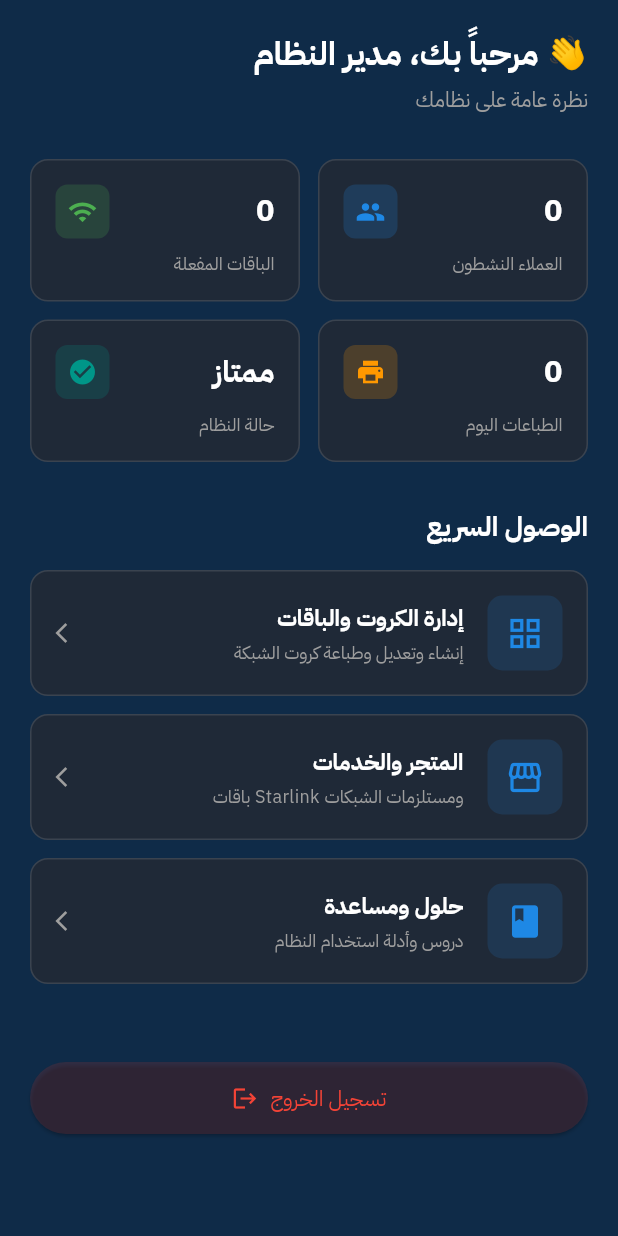
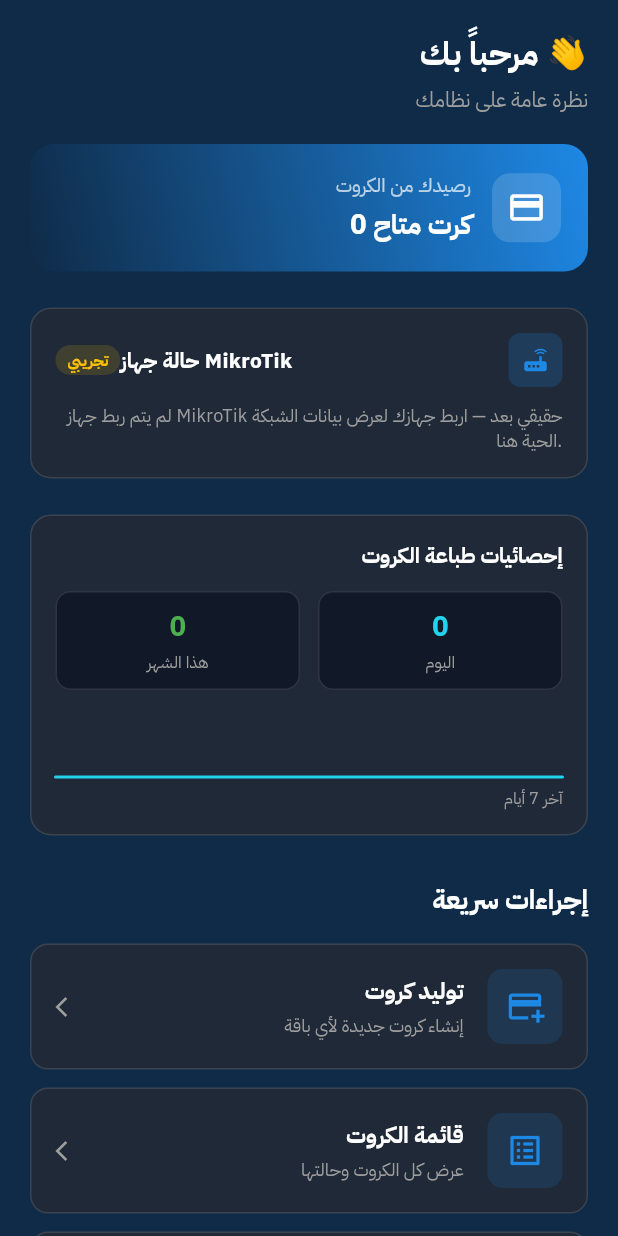
Before and after one commit to sdamabwsyl3-eng/abayzidlnkmnger, a Flutter app: the HomeContent widget shown alone on an empty page, opened directly, on a phone screen of 412 x 824 dp. Run offline on Flutter 3.47's test engine with Material 3 defaults, Android fonts, the phone set to English and light mode, and no system bars; our stand-ins replace shared_preferences, supabase_flutter; accounts and stored records are empty; network calls fail.

Commit message:
Redesign home screen with real stats, add cards list and monitoring screens
- Home: real greeting from profile, cards-balance chip, demo-labeled
  MikroTik status card, real card-printing stats with a 7-day sparkline
- New cards list screen showing all cards with status filters
- New monitoring screen for subscribers, clearly labeled as demo data
  since no real MikroTik integration exists yet (thermal-printer/QR
  receipt screen intentionally excluded per request)

Co-Authored-By: Claude Sonnet 5 <noreply@anthropic.com>
Claude-Session: https://claude.ai/code/session_01VbcbD14WSHuRrkwcTN6vFy

```diff
--- a/lib/models/card_model.dart
+++ b/lib/models/card_model.dart
@@ -4,6 +4,7 @@ class CardModel {
   final String code;
   final String status; // unused | sold | used
   final DateTime createdAt;
+  final String? packageName;
 
   CardModel({
     required this.id,
@@ -11,15 +12,18 @@ class CardModel {
     required this.code,
     required this.status,
     required this.createdAt,
+    this.packageName,
   });
 
   factory CardModel.fromJson(Map<String, dynamic> j) {
+    final package = j['package'] as Map<String, dynamic>?;
     return CardModel(
       id: j['id'] as String,
       packageId: j['package_id'] as String,
       code: j['code'] as String,
       status: j['status'] as String? ?? 'unused',
       createdAt: DateTime.parse(j['created_at'] as String).toLocal(),
+      packageName: package?['name'] as String?,
     );
   }
 }
--- a/lib/pages/home_page.dart
+++ b/lib/pages/home_page.dart
@@ -1,9 +1,13 @@
 import 'package:flutter/material.dart';
 import 'package:supabase_flutter/supabase_flutter.dart';
+import '../models/operator_profile_model.dart';
 import '../services/supabase_data_service.dart';
 import '../widgets/common_header.dart';
 import '../widgets/bottom_nav_bar.dart';
+import '../widgets/sparkline.dart';
 import 'cards_page.dart';
+import 'cards_list_page.dart';
+import 'monitoring_page.dart';
 import 'store_page.dart';
 import 'solutions_page.dart';
 import 'account_page.dart';
@@ -64,12 +68,22 @@ class HomeContent extends StatefulWidget {
 }
 
 class _HomeContentState extends State<HomeContent> {
-  late Future<Map<String, int>> _statsFuture;
+  late Future<Map<String, dynamic>> _statsFuture;
+  late Future<OperatorProfile?> _profileFuture;
 
   @override
   void initState() {
     super.initState();
     _statsFuture = SupabaseDataService.fetchDashboardStats();
+    _profileFuture = SupabaseDataService.fetchMyProfile();
+  }
+
+  Future<void> _refresh() async {
+    setState(() {
+      _statsFuture = SupabaseDataService.fetchDashboardStats();
+      _profileFuture = SupabaseDataService.fetchMyProfile();
+    });
+    await Future.wait([_statsFuture, _profileFuture]);
   }
 
   Future<void> _logout() async {
@@ -83,86 +97,196 @@ class _HomeContentState extends State<HomeContent> {
 
   @override
   Widget build(BuildContext context) {
-    return SingleChildScrollView(
+    return RefreshIndicator(
+      onRefresh: _refresh,
+      child: SingleChildScrollView(
+        physics: const AlwaysScrollableScrollPhysics(),
         padding: const EdgeInsets.all(20),
         child: Column(
           crossAxisAlignment: CrossAxisAlignment.end,
           children: [
-          const Text(
-            'مرحباً بك، مدير النظام 👋',
-            style: TextStyle(
-              color: Colors.white,
-              fontSize: 22,
-              fontWeight: FontWeight.bold,
-            ),
+            // الترحيب + رصيد الكروت
+            FutureBuilder<OperatorProfile?>(
+              future: _profileFuture,
+              builder: (context, snapshot) {
+                final name = snapshot.data?.fullName;
+                final greeting = (name == null || name.isEmpty) ? 'مرحباً بك 👋' : 'مرحباً، $name 👋';
+                return Column(
+                  crossAxisAlignment: CrossAxisAlignment.end,
+                  children: [
+                    Text(
+                      greeting,
+                      style: const TextStyle(color: Colors.white, fontSize: 22, fontWeight: FontWeight.bold),
                     ),
                     const SizedBox(height: 4),
                     const Text(
                       'نظرة عامة على نظامك',
                       style: TextStyle(color: Colors.grey, fontSize: 14),
                     ),
-          const SizedBox(height: 30),
+                  ],
+                );
+              },
+            ),
+            const SizedBox(height: 20),
 
-          // بطاقات الإحصائيات
-          FutureBuilder<Map<String, int>>(
+            // رصيدك من الكروت
+            FutureBuilder<Map<String, dynamic>>(
+              future: _statsFuture,
+              builder: (context, snapshot) {
+                final loading = snapshot.connectionState == ConnectionState.waiting;
+                final unused = loading ? null : (snapshot.data?['unusedCards'] as int? ?? 0);
+                return Container(
+                  width: double.infinity,
+                  padding: const EdgeInsets.all(18),
+                  decoration: BoxDecoration(
+                    gradient: const LinearGradient(
+                      colors: [Color(0xFF1E88E5), Color(0xFF0F2B48)],
+                      begin: Alignment.topRight,
+                      end: Alignment.bottomLeft,
+                    ),
+                    borderRadius: BorderRadius.circular(16),
+                  ),
+                  child: Row(
+                    textDirection: TextDirection.rtl,
+                    children: [
+                      Container(
+                        padding: const EdgeInsets.all(10),
+                        decoration: BoxDecoration(
+                          color: Colors.white.withOpacity(0.15),
+                          borderRadius: BorderRadius.circular(12),
+                        ),
+                        child: const Icon(Icons.credit_card, color: Colors.white, size: 26),
+                      ),
+                      const SizedBox(width: 14),
+                      Expanded(
+                        child: Column(
+                          crossAxisAlignment: CrossAxisAlignment.end,
+                          children: [
+                            const Text('رصيدك من الكروت', style: TextStyle(color: Colors.white70, fontSize: 13)),
+                            const SizedBox(height: 4),
+                            Text(
+                              loading ? '...' : '$unused كرت متاح',
+                              style: const TextStyle(color: Colors.white, fontSize: 18, fontWeight: FontWeight.bold),
+                            ),
+                          ],
+                        ),
+                      ),
+                    ],
+                  ),
+                );
+              },
+            ),
+
+            const SizedBox(height: 24),
+
+            // بطاقة جهاز MikroTik (تجريبية — لا يوجد ربط فعلي بجهاز حقيقي بعد)
+            Container(
+              width: double.infinity,
+              padding: const EdgeInsets.all(16),
+              decoration: BoxDecoration(
+                color: const Color(0xFF1F2937),
+                borderRadius: BorderRadius.circular(14),
+                border: Border.all(color: Colors.white12),
+              ),
+              child: Column(
+                crossAxisAlignment: CrossAxisAlignment.end,
+                children: [
+                  Row(
+                    textDirection: TextDirection.rtl,
+                    children: [
+                      Container(
+                        padding: const EdgeInsets.all(8),
+                        decoration: BoxDecoration(
+                          color: const Color(0xFF1E88E5).withOpacity(0.2),
+                          borderRadius: BorderRadius.circular(8),
+                        ),
+                        child: const Icon(Icons.router, color: Color(0xFF1E88E5), size: 20),
+                      ),
+                      const SizedBox(width: 10),
+                      const Expanded(
+                        child: Text('حالة جهاز MikroTik', style: TextStyle(color: Colors.white, fontSize: 14, fontWeight: FontWeight.bold)),
+                      ),
+                      Container(
+                        padding: const EdgeInsets.symmetric(horizontal: 8, vertical: 3),
+                        decoration: BoxDecoration(
+                          color: Colors.amber.withOpacity(0.15),
+                          borderRadius: BorderRadius.circular(20),
+                        ),
+                        child: const Text('تجريبي', style: TextStyle(color: Colors.amber, fontSize: 10, fontWeight: FontWeight.bold)),
+                      ),
+                    ],
+                  ),
+                  const SizedBox(height: 10),
+                  const Text(
+                    'لم يتم ربط جهاز MikroTik حقيقي بعد — اربط جهازك لعرض بيانات الشبكة الحية هنا.',
+                    textAlign: TextAlign.right,
+                    style: TextStyle(color: Colors.grey, fontSize: 12),
+                  ),
+                ],
+              ),
+            ),
+
+            const SizedBox(height: 24),
+
+            // إحصائيات الطباعة الحقيقية + رسم بياني
+            FutureBuilder<Map<String, dynamic>>(
               future: _statsFuture,
               builder: (context, snapshot) {
                 final loading = snapshot.connectionState == ConnectionState.waiting;
                 final stats = snapshot.data;
-              final clients = loading ? '...' : '${stats?['activeClients'] ?? 0}';
-              final packages = loading ? '...' : '${stats?['activePackages'] ?? 0}';
-              final printed = loading ? '...' : '${stats?['printedToday'] ?? 0}';
+                final today = loading ? '...' : '${stats?['printedToday'] ?? 0}';
+                final month = loading ? '...' : '${stats?['printedThisMonth'] ?? 0}';
+                final last7 = (stats?['last7Days'] as List<int>?) ?? const [0, 0, 0, 0, 0, 0, 0];
 
-              return Column(
+                return Container(
+                  width: double.infinity,
+                  padding: const EdgeInsets.all(16),
+                  decoration: BoxDecoration(
+                    color: const Color(0xFF1F2937),
+                    borderRadius: BorderRadius.circular(14),
+                    border: Border.all(color: Colors.white12),
+                  ),
+                  child: Column(
+                    crossAxisAlignment: CrossAxisAlignment.end,
                     children: [
+                      const Text('إحصائيات طباعة الكروت', style: TextStyle(color: Colors.white, fontSize: 14, fontWeight: FontWeight.bold)),
+                      const SizedBox(height: 14),
                       Row(
                         textDirection: TextDirection.rtl,
                         children: [
-                      Expanded(
-                        child: _buildStatCard('العملاء النشطون', clients, Icons.people, const Color(0xFF1E88E5)),
-                      ),
+                          Expanded(child: _miniStat('اليوم', today, const Color(0xFF22D3EE))),
                           const SizedBox(width: 12),
-                      Expanded(
-                        child: _buildStatCard('الباقات المفعلة', packages, Icons.wifi, Colors.green),
-                      ),
+                          Expanded(child: _miniStat('هذا الشهر', month, Colors.green)),
                         ],
                       ),
-                  const SizedBox(height: 12),
-                  Row(
-                    textDirection: TextDirection.rtl,
-                    children: [
-                      Expanded(
-                        child: _buildStatCard('الطباعات اليوم', printed, Icons.print, Colors.orange),
+                      const SizedBox(height: 14),
+                      Sparkline(
+                        values: last7.map((e) => e.toDouble()).toList(),
+                        color: const Color(0xFF22D3EE),
+                        height: 44,
                       ),
-                      const SizedBox(width: 12),
-                      Expanded(
-                        child: _buildStatCard('حالة النظام', 'ممتاز', Icons.check_circle, Colors.teal),
-                      ),
+                      const SizedBox(height: 6),
+                      const Text('آخر 7 أيام', style: TextStyle(color: Colors.grey, fontSize: 11)),
                     ],
                   ),
-                ],
                 );
               },
             ),
 
             const SizedBox(height: 30),
 
-          // روابط سريعة
+            // أزرار الإجراءات
             const Text(
-            'الوصول السريع',
-            style: TextStyle(
-              color: Colors.white,
-              fontSize: 18,
-              fontWeight: FontWeight.bold,
-            ),
+              'إجراءات سريعة',
+              style: TextStyle(color: Colors.white, fontSize: 18, fontWeight: FontWeight.bold),
             ),
             const SizedBox(height: 16),
 
             _buildQuickAccessCard(
               context,
-            title: 'إدارة الكروت والباقات',
-            subtitle: 'إنشاء وتعديل وطباعة كروت الشبكة',
-            icon: Icons.grid_view,
+              title: 'توليد كروت',
+              subtitle: 'إنشاء كروت جديدة لأي باقة',
+              icon: Icons.add_card,
               onTap: () {
                 final parent = context.findAncestorStateOfType<_HomePageState>();
                 parent?.setState(() => parent._currentIndex = 3);
@@ -171,23 +295,25 @@ class _HomeContentState extends State<HomeContent> {
 
             _buildQuickAccessCard(
               context,
-            title: 'المتجر والخدمات',
-            subtitle: 'باقات Starlink ومستلزمات الشبكات',
-            icon: Icons.storefront,
+              title: 'قائمة الكروت',
+              subtitle: 'عرض كل الكروت وحالتها',
+              icon: Icons.list_alt,
               onTap: () {
-              final parent = context.findAncestorStateOfType<_HomePageState>();
-              parent?.setState(() => parent._currentIndex = 2);
+                Navigator.of(context).push(
+                  MaterialPageRoute(builder: (_) => const CardsListPage()),
+                );
               },
             ),
 
             _buildQuickAccessCard(
               context,
-            title: 'حلول ومساعدة',
-            subtitle: 'دروس وأدلة استخدام النظام',
-            icon: Icons.book,
+              title: 'المراقبة',
+              subtitle: 'متابعة المشتركين المتصلين',
+              icon: Icons.monitor_heart_outlined,
               onTap: () {
-              final parent = context.findAncestorStateOfType<_HomePageState>();
-              parent?.setState(() => parent._currentIndex = 1);
+                Navigator.of(context).push(
+                  MaterialPageRoute(builder: (_) => const MonitoringPage()),
+                );
               },
             ),
 
@@ -209,47 +335,23 @@ class _HomeContentState extends State<HomeContent> {
             ),
           ],
         ),
+      ),
     );
   }
 
-  Widget _buildStatCard(String title, String value, IconData icon, Color color) {
+  Widget _miniStat(String label, String value, Color color) {
     return Container(
-      padding: const EdgeInsets.all(16),
+      padding: const EdgeInsets.symmetric(vertical: 10),
       decoration: BoxDecoration(
-        color: const Color(0xFF1F2937),
-        borderRadius: BorderRadius.circular(12),
+        color: const Color(0xFF111827),
+        borderRadius: BorderRadius.circular(10),
         border: Border.all(color: Colors.white12),
       ),
       child: Column(
-        crossAxisAlignment: CrossAxisAlignment.end,
         children: [
-          Row(
-            textDirection: TextDirection.rtl,
-            mainAxisAlignment: MainAxisAlignment.spaceBetween,
-            children: [
-              Text(
-                value,
-                style: const TextStyle(
-                  color: Colors.white,
-                  fontSize: 20,
-                  fontWeight: FontWeight.bold,
-                ),
-              ),
-              Container(
-                padding: const EdgeInsets.all(8),
-                decoration: BoxDecoration(
-                  color: color.withOpacity(0.2),
-                  borderRadius: BorderRadius.circular(8),
-                ),
-                child: Icon(icon, color: color, size: 20),
-              ),
-            ],
-          ),
-          const SizedBox(height: 8),
-          Text(
-            title,
-            style: const TextStyle(color: Colors.grey, fontSize: 12),
-          ),
+          Text(value, style: TextStyle(color: color, fontSize: 18, fontWeight: FontWeight.bold)),
+          const SizedBox(height: 2),
+          Text(label, style: const TextStyle(color: Colors.grey, fontSize: 11)),
         ],
       ),
     );
--- a/lib/services/supabase_data_service.dart
+++ b/lib/services/supabase_data_service.dart
@@ -76,25 +76,49 @@ class SupabaseDataService {
   }
 
   /// إحصائيات لوحة التحكم: عدد الكروت المفعّلة (المباعة/المستخدمة)، عدد
-  /// الباقات، وعدد الكروت المطبوعة اليوم.
-  static Future<Map<String, int>> fetchDashboardStats() async {
+  /// الباقات غير المستخدمة (الرصيد المتاح)، وعدد الكروت المطبوعة اليوم
+  /// وهذا الشهر، إضافة لعدد الكروت المطبوعة يومياً في آخر 7 أيام (لرسم
+  /// بياني صغير). كل الأرقام هنا حقيقية من جدول cards، وليست بيانات شبكة
+  /// حيّة — تلك تحتاج ربط فعلي بجهاز MikroTik (غير متاح هنا).
+  static Future<Map<String, dynamic>> fetchDashboardStats() async {
     final uid = _uidOrThrow;
     final cards = await _client.from('cards').select('status, created_at').eq('owner_id', uid);
     final packages = await _client.from('packages').select('id').eq('owner_id', uid);
 
     final cardRows = (cards as List<dynamic>).cast<Map<String, dynamic>>();
+    final dates = cardRows.map((c) => DateTime.parse(c['created_at'] as String).toLocal()).toList();
+
     final activeClients = cardRows.where((c) => c['status'] != 'unused').length;
+    final unusedCards = cardRows.where((c) => c['status'] == 'unused').length;
+
     final today = DateTime.now();
-    final printedToday = cardRows.where((c) {
-      final d = DateTime.parse(c['created_at'] as String).toLocal();
-      return d.year == today.year && d.month == today.month && d.day == today.day;
-    }).length;
+    final printedToday = dates.where((d) => d.year == today.year && d.month == today.month && d.day == today.day).length;
+    final printedThisMonth = dates.where((d) => d.year == today.year && d.month == today.month).length;
+
+    final last7Days = List<int>.generate(7, (i) {
+      final day = DateTime(today.year, today.month, today.day).subtract(Duration(days: 6 - i));
+      return dates.where((d) => d.year == day.year && d.month == day.month && d.day == day.day).length;
+    });
 
     return {
       'activeClients': activeClients,
       'activePackages': (packages as List).length,
       'printedToday': printedToday,
+      'unusedCards': unusedCards,
+      'printedThisMonth': printedThisMonth,
+      'last7Days': last7Days,
     };
+  }
+
+  /// يجلب كل الكروت الخاصة بالمشغّل الحالي (الأحدث أولاً) مع اسم باقة كل كرت.
+  static Future<List<CardModel>> fetchMyCards() async {
+    final uid = _uidOrThrow;
+    final rows = await _client
+        .from('cards')
+        .select('*, package:packages!package_id(name)')
+        .eq('owner_id', uid)
+        .order('created_at', ascending: false);
+    return (rows as List<dynamic>).map((r) => CardModel.fromJson(r as Map<String, dynamic>)).toList();
   }
 
   /// يجلب عناصر المتجر الخاصة بالمشغّل الحالي، وينشئ العناصر الافتراضية
--- /dev/null
+++ b/lib/widgets/sparkline.dart
@@ -0,0 +1,86 @@
+import 'package:flutter/material.dart';
+
+/// رسم بياني صغير (sparkline) بسيط لعرض اتجاه قيم عبر الوقت،
+/// بدون الحاجة لمكتبة رسوم بيانية خارجية.
+class Sparkline extends StatelessWidget {
+  final List<double> values;
+  final Color color;
+  final double height;
+
+  const Sparkline({
+    super.key,
+    required this.values,
+    required this.color,
+    this.height = 36,
+  });
+
+  @override
+  Widget build(BuildContext context) {
+    return SizedBox(
+      height: height,
+      width: double.infinity,
+      child: CustomPaint(
+        painter: _SparklinePainter(values: values, color: color),
+      ),
+    );
+  }
+}
+
+class _SparklinePainter extends CustomPainter {
+  final List<double> values;
+  final Color color;
+
+  _SparklinePainter({required this.values, required this.color});
+
+  @override
+  void paint(Canvas canvas, Size size) {
+    if (values.length < 2) return;
+
+    final maxV = values.reduce((a, b) => a > b ? a : b);
+    final minV = values.reduce((a, b) => a < b ? a : b);
+    final range = (maxV - minV).abs() < 0.0001 ? 1 : (maxV - minV);
+
+    final dx = size.width / (values.length - 1);
+    final points = <Offset>[
+      for (int i = 0; i < values.length; i++)
+        Offset(
+          i * dx,
+          size.height - ((values[i] - minV) / range) * size.height,
+        ),
+    ];
+
+    final linePaint = Paint()
+      ..color = color
+      ..strokeWidth = 2
+      ..style = PaintingStyle.stroke
+      ..strokeCap = StrokeCap.round;
+
+    final fillPath = Path()..moveTo(points.first.dx, size.height);
+    for (final p in points) {
+      fillPath.lineTo(p.dx, p.dy);
+    }
+    fillPath.lineTo(points.last.dx, size.height);
+    fillPath.close();
+
+    canvas.drawPath(
+      fillPath,
+      Paint()
+        ..shader = LinearGradient(
+          begin: Alignment.topCenter,
+          end: Alignment.bottomCenter,
+          colors: [color.withOpacity(0.35), color.withOpacity(0.0)],
+        ).createShader(Rect.fromLTWH(0, 0, size.width, size.height)),
+    );
+
+    final linePath = Path()..moveTo(points.first.dx, points.first.dy);
+    for (final p in points.skip(1)) {
+      linePath.lineTo(p.dx, p.dy);
+    }
+    canvas.drawPath(linePath, linePaint);
+  }
+
+  @override
+  bool shouldRepaint(covariant _SparklinePainter oldDelegate) {
+    return oldDelegate.values != values || oldDelegate.color != color;
+  }
+}
```
Also changed, not shown: lib/pages/cards_list_page.dart (added, +169 -0 lines), lib/pages/monitoring_page.dart (added, +159 -0 lines). Lines whose indentation alone changed are shown as unchanged.
